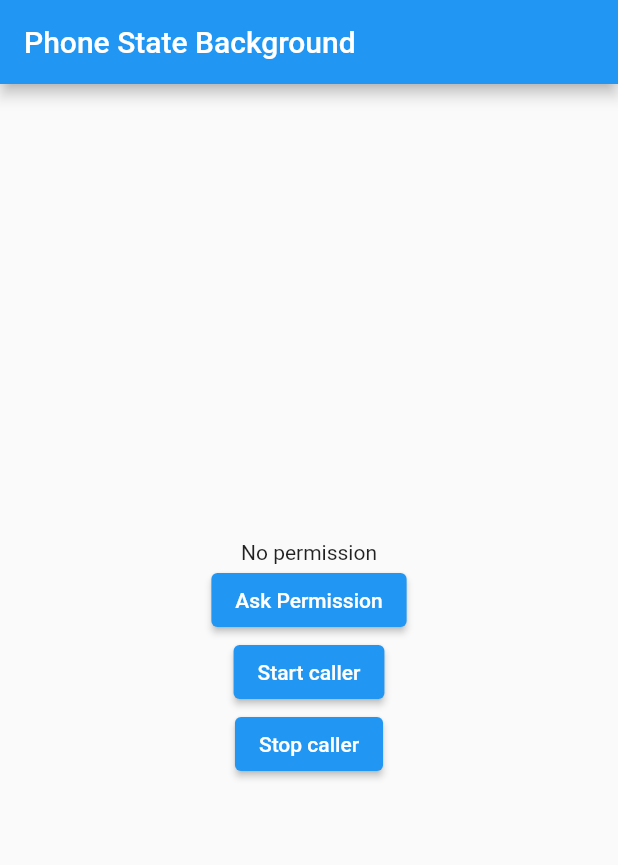
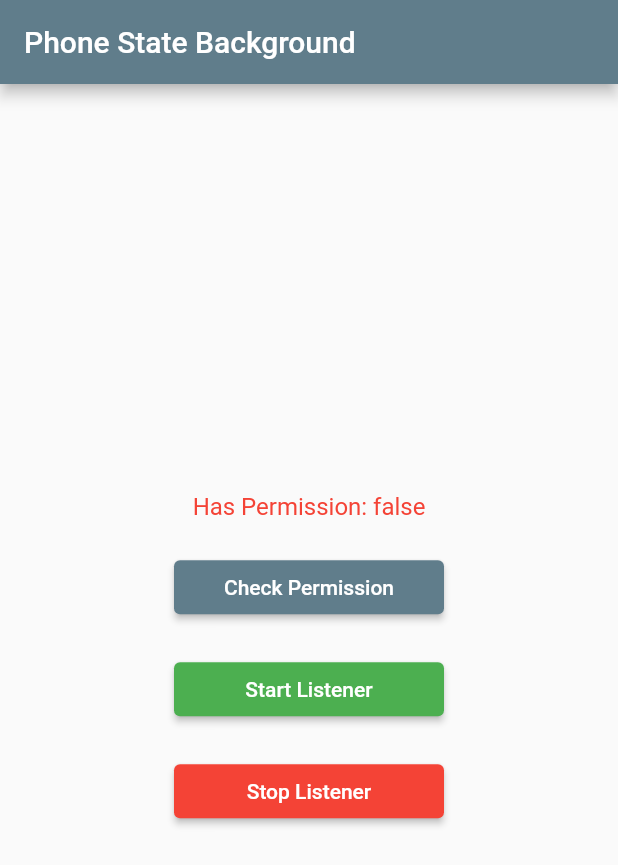
Before and after one commit to sodipto/flutter-phone-state-background, a Flutter app: the screen it shows after launch, on a phone screen of 412 x 824 dp. Shown: the top 865 px of the screen. Run offline on Flutter 3.47's test engine with Material 2 defaults, Android fonts, the phone set to English and light mode, and no system bars.

Commit message:
listener action

```diff
--- a/example/lib/main.dart
+++ b/example/lib/main.dart
@@ -52,9 +52,9 @@ class MyApp extends StatelessWidget {
   Widget build(BuildContext context) {
     return MaterialApp(
       debugShowCheckedModeBanner: false,
-      title: 'Phone State Background Plugin Demo',
+      title: 'Phone State Background',
       theme: ThemeData(
-        primarySwatch: Colors.blue,
+        primarySwatch: Colors.blueGrey,
       ),
       home: const MyHomePage(title: 'Phone State Background'),
     );
@@ -75,11 +75,10 @@ class _MyHomePageState extends State<MyHomePage> {
   @override
   void initState() {
     super.initState();
-
-    _checkPermission();
+    _hasPermission();
   }
 
-  Future<void> _checkPermission() async {
+  Future<void> _hasPermission() async {
     final permission = await PhoneStateBackground.checkPermission();
     print('Caller permission $permission');
     setState(() => hasPermission = permission);
@@ -87,14 +86,14 @@ class _MyHomePageState extends State<MyHomePage> {
 
   Future<void> _requestPermission() async {
     await PhoneStateBackground.requestPermissions();
-    await _checkPermission();
+    await _hasPermission();
   }
 
-  Future<void> _stopCaller() async {
+  Future<void> _stop() async {
     await PhoneStateBackground.stopPhoneStateBackground();
   }
 
-  Future<void> _startCaller() async {
+  Future<void> _init() async {
     if (hasPermission != true) return;
     await PhoneStateBackground.initialize(phoneStateBackgroundCallbackHandler);
   }
@@ -109,18 +108,44 @@ class _MyHomePageState extends State<MyHomePage> {
         child: Column(
           mainAxisAlignment: MainAxisAlignment.center,
           children: <Widget>[
-            Text(hasPermission == true ? 'Has permission' : 'No permission'),
-            ElevatedButton(
-              onPressed: () => _requestPermission(),
-              child: const Text('Ask Permission'),
+            Text(
+              'Has Permission: $hasPermission',
+              style: TextStyle(
+                  fontSize: 16,
+                  color: hasPermission! ? Colors.green : Colors.red),
             ),
-            ElevatedButton(
-              onPressed: () => _startCaller(),
-              child: const Text('Start caller'),
+            const SizedBox(
+              height: 20,
             ),
-            ElevatedButton(
-              onPressed: () => _stopCaller(),
-              child: const Text('Stop caller'),
+            SizedBox(
+              width: 180,
+              child: ElevatedButton(
+                onPressed: () => _requestPermission(),
+                child: const Text('Check Permission'),
+              ),
+            ),
+            Padding(
+              padding: const EdgeInsets.symmetric(vertical: 20),
+              child: SizedBox(
+                width: 180,
+                child: ElevatedButton(
+                  onPressed: () => _init(),
+                  style: ElevatedButton.styleFrom(
+                    primary: Colors.green, // Background color
+                  ),
+                  child: const Text('Start Listener'),
+                ),
+              ),
+            ),
+            SizedBox(
+              width: 180,
+              child: ElevatedButton(
+                onPressed: () => _stop(),
+                style: ElevatedButton.styleFrom(
+                  primary: Colors.red, // Background color
+                ),
+                child: const Text('Stop Listener'),
+              ),
             ),
           ],
         ),
```
Also changed, not shown: 1 other file.
